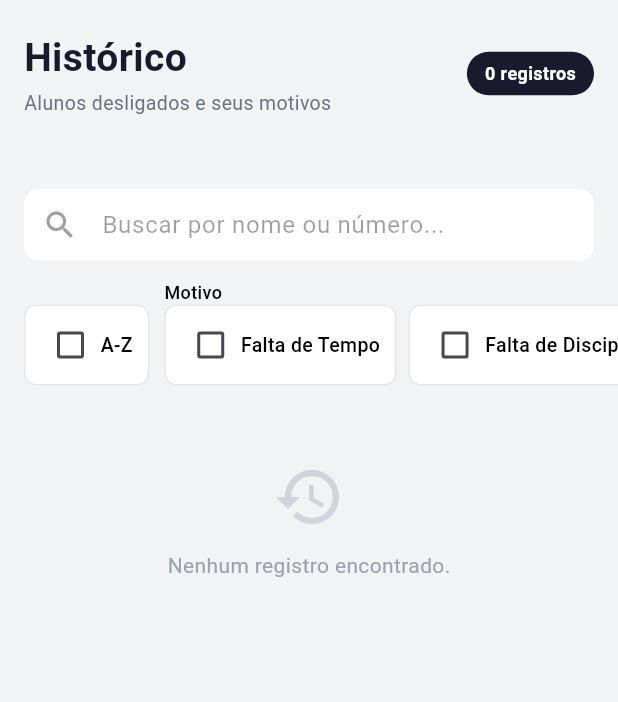
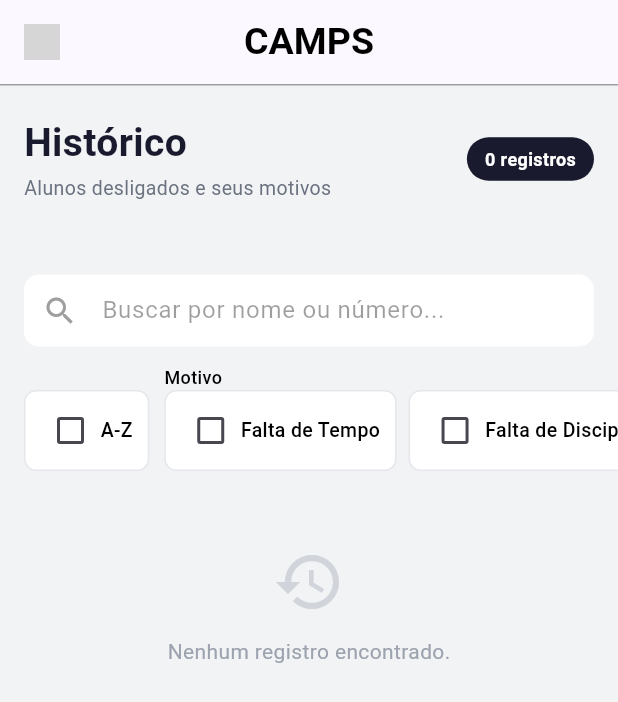
Before and after one commit to campsTIsolutions/controle-instrumentos-app, a Flutter app: the HistoricoPage screen opened directly, on a phone screen of 412 x 824 dp. Shown: the top 702 px of the screen. Run offline on Flutter 3.47's test engine with Material 3 defaults, Android fonts, the phone set to English and light mode, and no system bars; our stand-ins replace file_picker, image_picker, supabase_flutter; accounts and stored records are empty; grey boxes are pictures that could not be loaded.

Commit message:
feat(navigation): add sidebar routes across alunos, chamada e historico

```diff
--- a/lib/features/historico/historico_page.dart
+++ b/lib/features/historico/historico_page.dart
@@ -1,5 +1,6 @@
 import 'package:flutter/material.dart';
 import 'package:supabase_flutter/supabase_flutter.dart';
+import 'package:controle_instrumentos/features/instrumentos/ui/widgets/app_drawer.dart';
 
 class HistoricoPage extends StatefulWidget {
   const HistoricoPage({super.key});
@@ -11,6 +12,7 @@ class HistoricoPage extends StatefulWidget {
 class _HistoricoPageState extends State<HistoricoPage> {
   final _supabase = Supabase.instance.client;
   final _searchController = TextEditingController();
+  final GlobalKey<ScaffoldState> _scaffoldKey = GlobalKey<ScaffoldState>();
 
   List<Map<String, dynamic>> _logs = [];
   List<Map<String, dynamic>> _logsFiltrados = [];
@@ -296,7 +298,37 @@ class _HistoricoPageState extends State<HistoricoPage> {
     final isTablet = screenWidth >= 600;
 
     return Scaffold(
+      key: _scaffoldKey,
       backgroundColor: const Color(0xFFF2F3F5),
+      drawer: const AppDrawer(),
+      appBar: AppBar(
+        leading: IconButton(
+          icon: SizedBox(
+            width: 24,
+            height: 24,
+            child: Image.asset("assets/menu-icon.png"),
+          ),
+          onPressed: () {
+            _scaffoldKey.currentState?.openDrawer();
+          },
+          style: IconButton.styleFrom(
+            backgroundColor: const Color.fromARGB(0, 255, 255, 255),
+          ),
+        ),
+        title: const Text(
+          "CAMPS",
+          style: TextStyle(
+            color: Colors.black,
+            fontSize: 25,
+            fontWeight: FontWeight.bold,
+          ),
+        ),
+        centerTitle: true,
+        bottom: const PreferredSize(
+          preferredSize: Size.fromHeight(1),
+          child: Divider(height: 1, color: Colors.grey),
+        ),
+      ),
       body: SafeArea(
         child: SingleChildScrollView(
           child: Column(
```
Also changed, not shown: lib/features/alunos/alunos_page.dart (+32 -0 lines), lib/features/chamada/tela_anual.dart (+6 -1 lines), lib/features/chamada/tela_atestado.dart (+12 -2 lines), lib/features/chamada/tela_dia.dart (+17 -8 lines), lib/features/chamada/tela_mes.dart (+11 -2 lines), lib/features/instrumentos/ui/widgets/app_drawer.dart (+17 -9 lines), lib/main.dart (+10 -2 lines).
